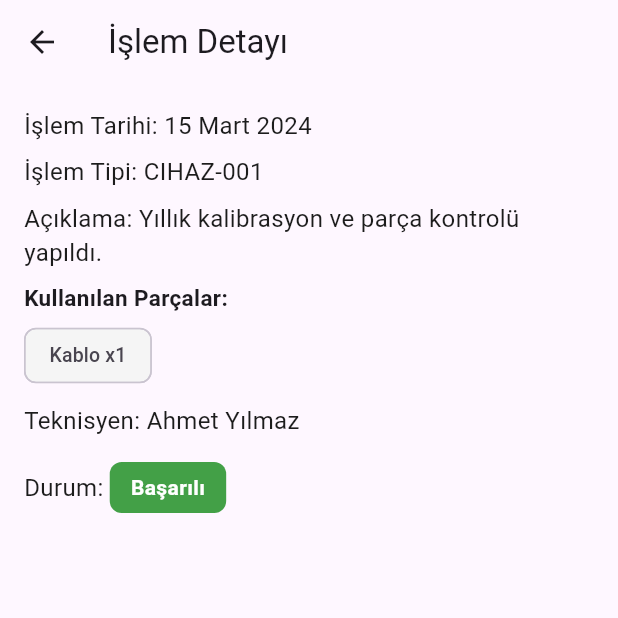
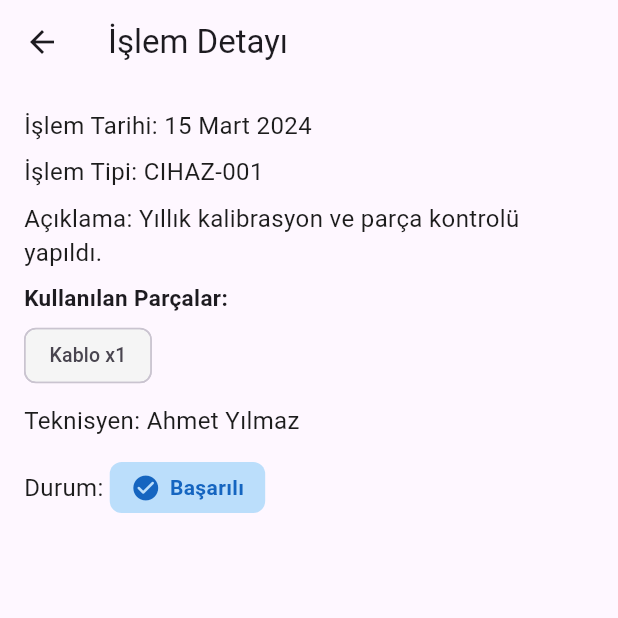
Before and after one commit to Galipacikel/CenceApp, a Flutter app: the HomePage screen opened directly, after a tap on an icon or button, on a phone screen of 412 x 824 dp, the top half of it. Run offline on Flutter 3.47's test engine with Material 3 defaults, Android fonts, the phone set to English and light mode, and no system bars; our stand-ins replace camera, firebase_auth, firebase_core, image_picker, permission_handler; missing offline and left inert: mobile_scanner; accounts and stored records are empty.

Commit message:
thema colors updated

```diff
--- a/lib/screens/home_page.dart
+++ b/lib/screens/home_page.dart
@@ -466,30 +466,30 @@ class _ModernServiceCard extends StatelessWidget {
       case 'Başarılı':
         return {
           'label': 'Başarılı',
-          'color': Colors.white,
-          'bgColor': const Color(0xFF43A047),
-          'icon': Icons.check_circle_outline,
+          'color': Colors.blue.shade800,
+          'bgColor': Colors.blue.shade100,
+          'icon': Icons.check_circle_rounded,
         };
       case 'Beklemede':
         return {
           'label': 'Beklemede',
-          'color': Colors.white,
-          'bgColor': Color(0xFFFFD600), // Canlı sarı
-          'icon': Icons.hourglass_bottom_outlined,
+          'color': Colors.amber.shade800,
+          'bgColor': Colors.amber.shade200,
+          'icon': Icons.hourglass_bottom_rounded,
         };
       case 'Arızalı':
         return {
           'label': 'Arızalı',
-          'color': Colors.white,
-          'bgColor': const Color(0xFFE53935), // Kırmızı
-          'icon': Icons.error_outline,
+          'color': Colors.red.shade800,
+          'bgColor': Colors.red.shade100,
+          'icon': Icons.error_rounded,
         };
       default:
         return {
           'label': item.status,
-          'color': Colors.white,
-          'bgColor': const Color(0xFF23408E),
-          'icon': Icons.info_outline,
+          'color': Colors.grey.shade800,
+          'bgColor': Colors.grey.shade200,
+          'icon': Icons.info_outline_rounded,
         };
     }
   }
@@ -533,7 +533,7 @@ class _ModernServiceCard extends StatelessWidget {
             contentPadding: const EdgeInsets.symmetric(vertical: 10, horizontal: 16),
             leading: Icon(
               statusData['icon'],
-              color: statusData['bgColor'],
+              color: statusData['color'],
               size: 32,
             ),
             title: Text(
--- a/lib/screens/service_history_detail_screen.dart
+++ b/lib/screens/service_history_detail_screen.dart
@@ -6,42 +6,43 @@ class ServiceHistoryDetailScreen extends StatelessWidget {
   final ServiceHistory serviceHistory;
   const ServiceHistoryDetailScreen({Key? key, required this.serviceHistory}) : super(key: key);
 
-  String getStatusLabel(String status) {
+  Map<String, dynamic> getStatusData(String status) {
     switch (status) {
       case 'Başarılı':
-        return 'Başarılı';
+        return {
+          'label': 'Başarılı',
+          'color': Colors.blue.shade800,
+          'bgColor': Colors.blue.shade100,
+          'icon': Icons.check_circle_rounded,
+        };
       case 'Beklemede':
-        return 'Beklemede';
+        return {
+          'label': 'Beklemede',
+          'color': Colors.amber.shade800,
+          'bgColor': Colors.amber.shade200,
+          'icon': Icons.hourglass_bottom_rounded,
+        };
       case 'Arızalı':
-        return 'Arızalı';
+        return {
+          'label': 'Arızalı',
+          'color': Colors.red.shade800,
+          'bgColor': Colors.red.shade100,
+          'icon': Icons.error_rounded,
+        };
       default:
-        return status;
+        return {
+          'label': status,
+          'color': Colors.grey.shade800,
+          'bgColor': Colors.grey.shade200,
+          'icon': Icons.info_outline_rounded,
+        };
     }
-  }
-
-  Color getStatusBgColor(String status) {
-    switch (status) {
-      case 'Başarılı':
-        return const Color(0xFF43A047); // Yeşil
-      case 'Beklemede':
-        return const Color(0xFFFFC107); // Modern sarı
-      case 'Arızalı':
-        return const Color(0xFFE53935); // Kırmızı
-      default:
-        return const Color(0xFF43A047);
-    }
-  }
-
-  Color getStatusTextColor(String status) {
-    return Colors.white;
   }
 
   @override
   Widget build(BuildContext context) {
     final dateFormat = DateFormat('dd MMMM yyyy', 'tr_TR');
-    final statusLabel = getStatusLabel(serviceHistory.status);
-    final statusBgColor = getStatusBgColor(serviceHistory.status);
-    final statusTextColor = getStatusTextColor(serviceHistory.status);
+    final statusData = getStatusData(serviceHistory.status);
     return Scaffold(
       appBar: AppBar(
         title: const Text('İşlem Detayı'),
@@ -81,10 +82,16 @@ class ServiceHistoryDetailScreen extends StatelessWidget {
                 Container(
                   padding: const EdgeInsets.symmetric(horizontal: 14, vertical: 7),
                   decoration: BoxDecoration(
-                    color: statusBgColor,
+                    color: statusData['bgColor'],
                     borderRadius: BorderRadius.circular(8),
                   ),
-                  child: Text(statusLabel, style: TextStyle(color: statusTextColor, fontWeight: FontWeight.bold, fontSize: 14)),
+                  child: Row(
+                    children: [
+                      Icon(statusData['icon'], color: statusData['color'], size: 20),
+                      const SizedBox(width: 6),
+                      Text(statusData['label'], style: TextStyle(color: statusData['color'], fontWeight: FontWeight.bold, fontSize: 14)),
+                    ],
+                  ),
                 ),
               ],
             ),
```
Also changed, not shown: lib/models/stock_part.dart (+12 -9 lines), lib/screens/all_service_history_screen.dart (+15 -6 lines), lib/screens/stok_takibi_screen.dart (+21 -11 lines), lib/screens/yeni_servis_formu_screen.dart (+20 -2 lines).
